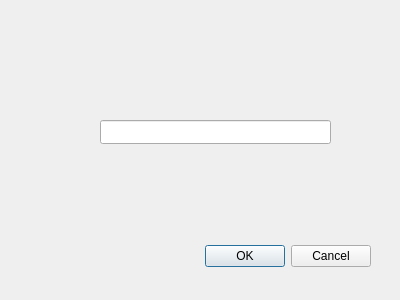
Before: the Qt Designer form TaskManagerGUI/AddSubTaskDialog.ui in Federico3198/Task-Manager, drawn with Qt 5.
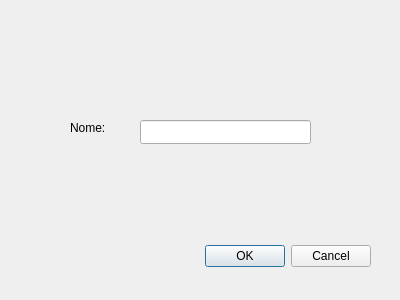
After: the same form once the commit is applied.

Commit message: completed sub task info

```diff
--- a/TaskManagerGUI/AddSubTaskDialog.ui
+++ b/TaskManagerGUI/AddSubTaskDialog.ui
@@ -32,13 +32,26 @@
   <widget class="QLineEdit" name="fieldDescription">
    <property name="geometry">
     <rect>
-     <x>100</x>
+     <x>140</x>
      <y>120</y>
-     <width>231</width>
+     <width>171</width>
      <height>24</height>
     </rect>
    </property>
   </widget>
+  <widget class="QLabel" name="label">
+   <property name="geometry">
+    <rect>
+     <x>70</x>
+     <y>120</y>
+     <width>55</width>
+     <height>16</height>
+    </rect>
+   </property>
+   <property name="text">
+    <string>Nome:</string>
+   </property>
+  </widget>
  </widget>
  <resources/>
  <connections>
```
The commit also changes 26 other files.
